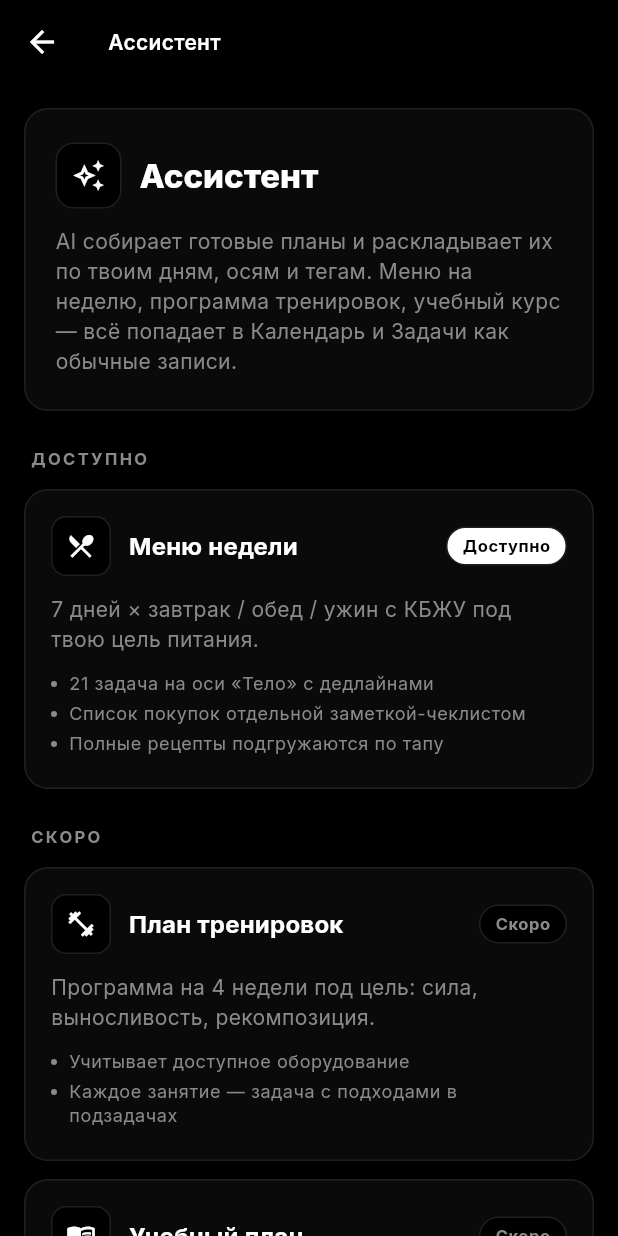
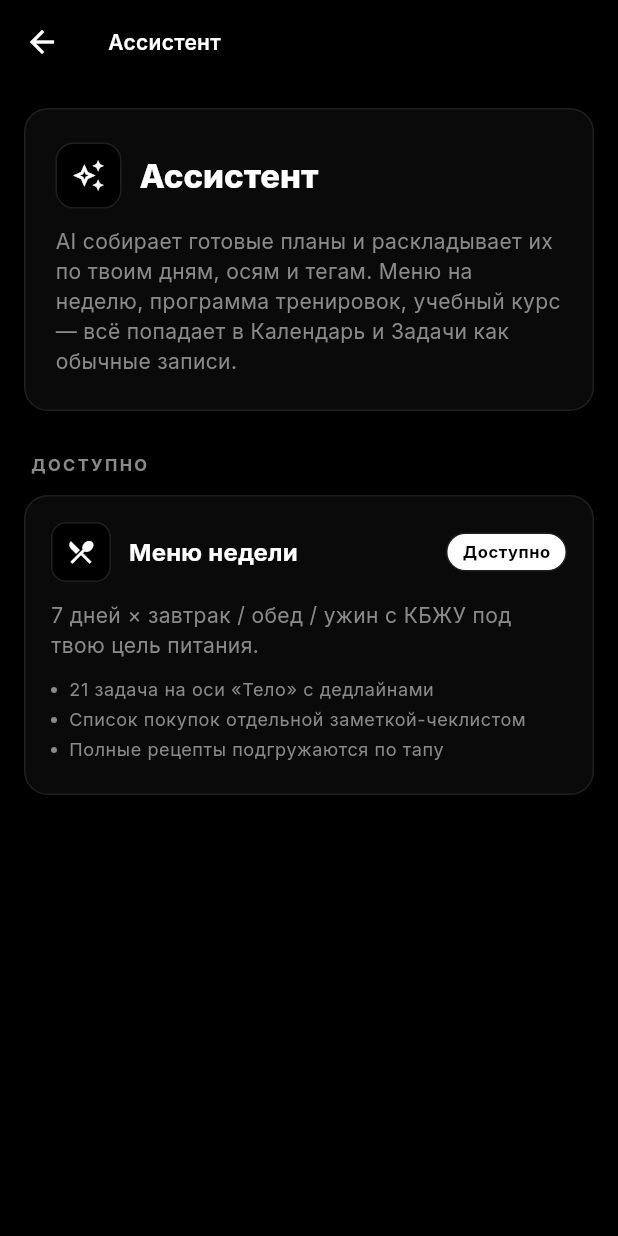
Before and after one commit to gamegroyvi/noetica, a Flutter app: the HomeShell screen opened directly, after a tap on the "auto awesome" icon, on a phone screen of 412 x 824 dp. Run offline on Flutter 3.47's test engine with Material 3 defaults, Android fonts, the phone set to English and light mode, and no system bars; our stand-ins replace audioplayers, flutter_local_notifications, flutter_riverpod, flutter_secure_storage, flutter_timezone, google_fonts and 7 more; missing offline and left inert: local_notifier, tray_manager, window_manager; accounts and stored records are empty.

Commit message:
refactor: redesign sidebar, menu isolation, and assistant carousel
- Desktop sidebar: all nav items at the top, only Pomodoro + Settings
  below the divider at the bottom.
- Weekly menu: filter menu-generated entries (meals, recipes, shopping
  lists) out of Tasks and Notes screens. Added a dedicated 'Меню
  недели' sidebar entry that opens the menu generator directly.
- Assistant tab: replaced grid layout with horizontal PageView carousel
  with dot indicators and scale animation. Hidden the 'Скоро'
  placeholder cards via a static flag (code retained for future use).

Co-Authored-By: 1g1umb5h3o <mishamavashikz@gmail.com>

```diff
--- a/lib/features/notes/notes_screen.dart
+++ b/lib/features/notes/notes_screen.dart
@@ -136,6 +136,8 @@ class _NotesScreenState extends ConsumerState<NotesScreen> {
                 final axesById = {for (final a in axes) a.id: a};
                 final notes = entries
                     .where((e) => e.kind == EntryKind.note)
+                    .where((e) =>
+                        !e.tags.any((t) => t.startsWith('menu/')))
                     .where((e) => _matches(e, _query))
                     .toList();
 
--- a/lib/features/tasks/tasks_screen.dart
+++ b/lib/features/tasks/tasks_screen.dart
@@ -158,6 +158,9 @@ class _TasksScreenState extends ConsumerState<TasksScreen> {
           }
 
           final filtered = entries.where((e) => e.isTask).where((e) {
+            // Hide menu-generated meals — they live in the dedicated
+            // «Меню недели» screen accessible from the sidebar.
+            if (e.tags.any((t) => t.startsWith('menu/'))) return false;
             if (!_status.matches(e)) return false;
             if (_noAxisOnly && e.axisIds.isNotEmpty) return false;
             if (_axisFilterId != null && !e.axisIds.contains(_axisFilterId)) {
--- a/lib/features/tools/tools_screen.dart
+++ b/lib/features/tools/tools_screen.dart
@@ -16,6 +16,11 @@ import '../home/home_shell.dart' show kFloatingTabBarReserve;
 class ToolsScreen extends ConsumerWidget {
   const ToolsScreen({super.key});
 
+  /// Set to `false` to hide "Скоро" placeholder cards from the UI.
+  /// The underlying manifests and code stay intact — flip back to
+  /// `true` when the feature is ready to be surfaced.
+  static const _showComingSoon = false;
+
   @override
   Widget build(BuildContext context, WidgetRef ref) {
     final palette = context.palette;
@@ -26,14 +31,12 @@ class ToolsScreen extends ConsumerWidget {
         .list()
         .where((m) => m.status != GeneratorStatus.soon)
         .toList(growable: false);
-    final soon = registry
+    final soon = _showComingSoon
+        ? registry
             .list()
             .where((m) => m.status == GeneratorStatus.soon)
-        .toList(growable: false);
-    // Match HomeShell's `_kRailMin` (720): at/above this the sidebar is
-    // visible and the floating tabbar is gone, so we don't need to
-    // reserve room for it. Below 720 the capsule overlays the bottom
-    // of the viewport and the last card would otherwise hide under it.
+            .toList(growable: false)
+        : const <GeneratorManifest>[];
     final hasSidebar = width >= 720;
     final bottomReserve = hasSidebar ? 32.0 : kFloatingTabBarReserve + 16;
 
@@ -45,9 +48,6 @@ class ToolsScreen extends ConsumerWidget {
         bottom: false,
         child: LayoutBuilder(
           builder: (context, constraints) {
-            // Centered "page" column — on phones it just fills the
-            // viewport, on tablets/desktop we cap at 920px so cards
-            // don't stretch into something unreadable.
             final maxColumn = constraints.maxWidth.clamp(0, 920).toDouble();
             final horizontal = hasSidebar ? 32.0 : 16.0;
             return ListView(
@@ -66,31 +66,29 @@ class ToolsScreen extends ConsumerWidget {
                       children: [
                         _Header(palette: palette, theme: theme),
                         if (available.isNotEmpty) ...[
-                          const SizedBox(height: 24),
+                          const SizedBox(height: 28),
                           _SectionLabel(
                             'Доступно',
                             theme: theme,
                             palette: palette,
                           ),
                           const SizedBox(height: 12),
-                          _ToolGrid(
+                          _ToolCarousel(
                             tools: available,
-                            isWide: width >= 720,
                             palette: palette,
                             theme: theme,
                           ),
                         ],
                         if (soon.isNotEmpty) ...[
-                          const SizedBox(height: 24),
+                          const SizedBox(height: 28),
                           _SectionLabel(
                             'Скоро',
                             theme: theme,
                             palette: palette,
                           ),
                           const SizedBox(height: 12),
-                          _ToolGrid(
+                          _ToolCarousel(
                             tools: soon,
-                            isWide: width >= 720,
                             palette: palette,
                             theme: theme,
                           ),
@@ -192,80 +190,101 @@ class _SectionLabel extends StatelessWidget {
   }
 }
 
-class _ToolGrid extends StatelessWidget {
-  const _ToolGrid({
+/// Horizontal carousel of tool cards with a page-snap feel.
+/// Each card takes ~80 % of the viewport width on phones and a fixed
+/// 320 px on wider screens so the user can always peek at the next card.
+class _ToolCarousel extends StatefulWidget {
+  const _ToolCarousel({
     required this.tools,
-    required this.isWide,
     required this.palette,
     required this.theme,
   });
 
-  static const double _gap = 12;
-
   final List<GeneratorManifest> tools;
-  final bool isWide;
   final NoeticaPalette palette;
   final ThemeData theme;
 
   @override
+  State<_ToolCarousel> createState() => _ToolCarouselState();
+}
+
+class _ToolCarouselState extends State<_ToolCarousel> {
+  late final PageController _ctrl;
+  int _current = 0;
+
+  @override
+  void initState() {
+    super.initState();
+    _ctrl = PageController(viewportFraction: 0.88);
+  }
+
+  @override
+  void dispose() {
+    _ctrl.dispose();
+    super.dispose();
+  }
+
+  @override
   Widget build(BuildContext context) {
+    final tools = widget.tools;
     if (tools.isEmpty) return const SizedBox.shrink();
-    return LayoutBuilder(
-      builder: (context, constraints) {
-        // Decide column count from available width. We don't use the
-        // outer screen width because the parent already centers + caps
-        // the column at 920px, so the constraint is the truth.
-        final columns = _columnsFor(constraints.maxWidth);
-        // Group tools into rows of [columns] entries each. The last row
-        // gets padded with empty placeholders so card widths stay equal
-        // (otherwise a lone card on a half-row would stretch to 100%).
-        final rows = <List<GeneratorManifest?>>[];
-        for (var i = 0; i < tools.length; i += columns) {
-          final row = <GeneratorManifest?>[];
-          for (var j = 0; j < columns; j++) {
-            row.add(i + j < tools.length ? tools[i + j] : null);
+
+    if (tools.length == 1) {
+      return _ToolCard(
+        tool: tools.first,
+        palette: widget.palette,
+        theme: widget.theme,
+      );
     }
-          rows.add(row);
-        }
+
     return Column(
-          crossAxisAlignment: CrossAxisAlignment.stretch,
       children: [
-            for (var rowIdx = 0; rowIdx < rows.length; rowIdx++) ...[
-              if (rowIdx > 0) const SizedBox(height: _gap),
-              IntrinsicHeight(
-                child: Row(
-                  crossAxisAlignment: CrossAxisAlignment.stretch,
+        SizedBox(
+          height: 220,
+          child: PageView.builder(
+            controller: _ctrl,
+            itemCount: tools.length,
+            onPageChanged: (i) => setState(() => _current = i),
+            itemBuilder: (_, i) {
+              return AnimatedScale(
+                scale: i == _current ? 1.0 : 0.95,
+                duration: const Duration(milliseconds: 250),
+                curve: Curves.easeOut,
+                child: Padding(
+                  padding: const EdgeInsets.symmetric(horizontal: 6),
+                  child: _ToolCard(
+                    tool: tools[i],
+                    palette: widget.palette,
+                    theme: widget.theme,
+                  ),
+                ),
+              );
+            },
+          ),
+        ),
+        if (tools.length > 1) ...[
+          const SizedBox(height: 14),
+          Row(
+            mainAxisAlignment: MainAxisAlignment.center,
             children: [
-                    for (var colIdx = 0; colIdx < columns; colIdx++) ...[
-                      if (colIdx > 0) const SizedBox(width: _gap),
-                      Expanded(
-                        child: rows[rowIdx][colIdx] == null
-                            ? const SizedBox.shrink()
-                            : _ToolCard(
-                                tool: rows[rowIdx][colIdx]!,
-                                palette: palette,
-                                theme: theme,
+              for (var i = 0; i < tools.length; i++)
+                AnimatedContainer(
+                  duration: const Duration(milliseconds: 200),
+                  margin: const EdgeInsets.symmetric(horizontal: 4),
+                  width: i == _current ? 20 : 8,
+                  height: 8,
+                  decoration: BoxDecoration(
+                    color: i == _current
+                        ? widget.palette.fg
+                        : widget.palette.line,
+                    borderRadius: BorderRadius.circular(4),
                   ),
                 ),
             ],
-                  ],
-                ),
           ),
         ],
       ],
     );
-      },
-    );
-  }
-
-  int _columnsFor(double width) {
-    // Phones (no sidebar visible) — always single column even if width
-    // happens to exceed the breakpoint (e.g. landscape phone).
-    if (!isWide) return 1;
-    // Tablet/desktop. We could go to 3 columns at very wide layouts but
-    // 920px max-column from the parent caps useful width, so 2 is the
-    // ceiling here.
-    return width >= 560 ? 2 : 1;
   }
 }
 
```
Also changed, not shown: lib/features/home/home_shell.dart (+47 -27 lines). Lines whose indentation alone changed are shown as unchanged.
